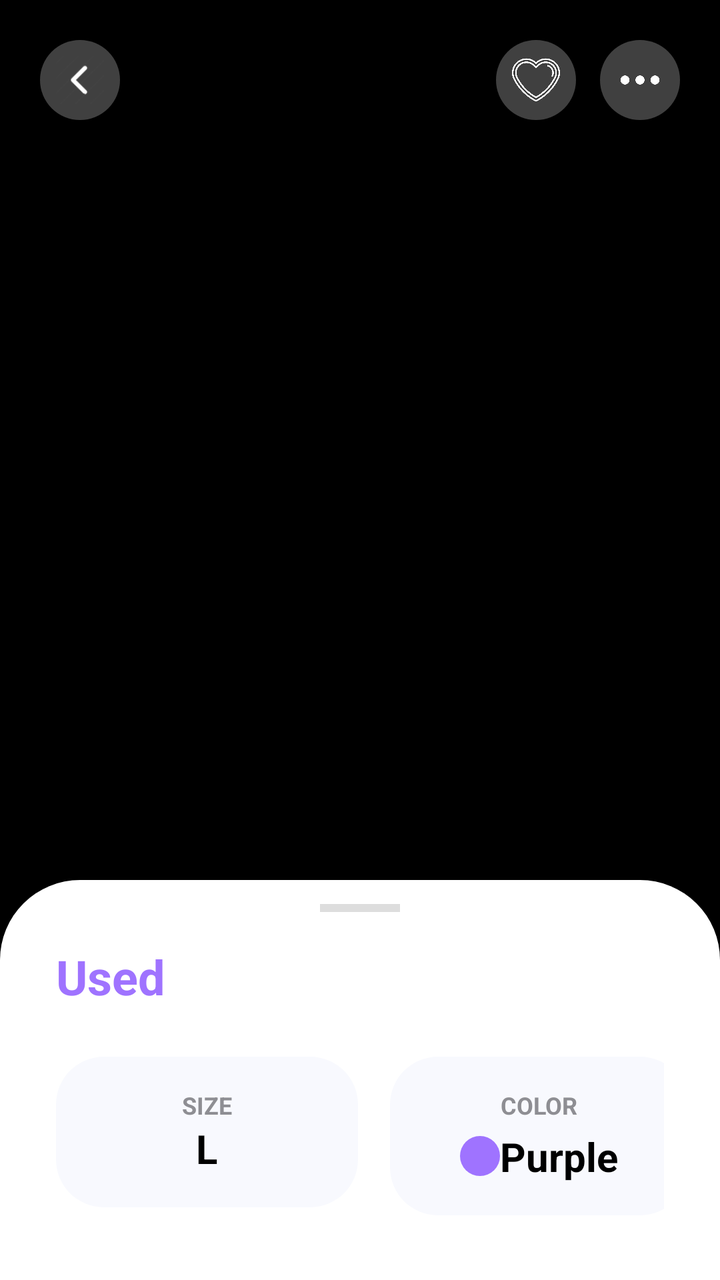
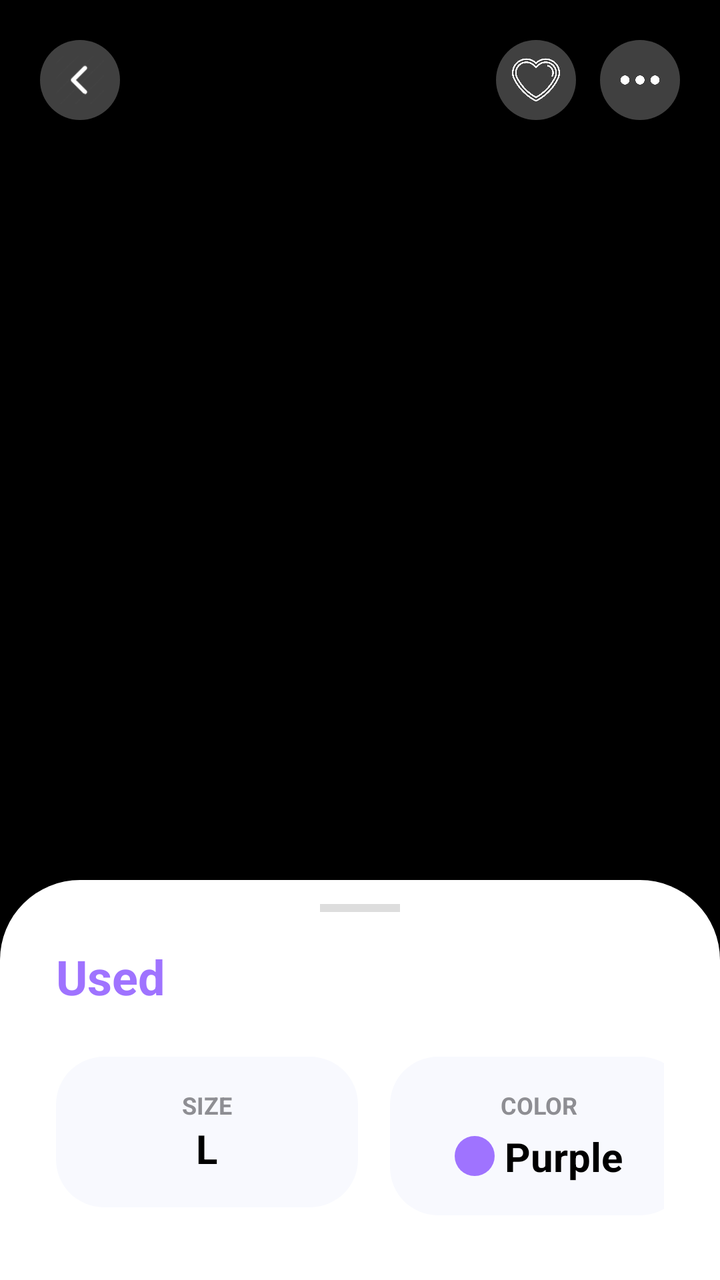

An Android layout rendered at two revisions. The XML below is the earlier revision; the diff shows what the commit changed to produce the second picture.
<!-- AndroidManifest.xml: application theme Theme.Project -->
<!-- res/layout/g3_closet_category_photo_viewer.xml -->
<?xml version="1.0" encoding="utf-8"?>
<androidx.coordinatorlayout.widget.CoordinatorLayout xmlns:android="http://schemas.android.com/apk/res/android"
    xmlns:app="http://schemas.android.com/apk/res-auto"
    xmlns:tools="http://schemas.android.com/tools"
    android:id="@+id/photoViewerRoot"
    android:layout_width="match_parent"
    android:layout_height="match_parent"
    android:background="@android:color/black"
    android:fitsSystemWindows="true">

    <androidx.constraintlayout.widget.ConstraintLayout
        android:id="@+id/photoContainer"
        android:layout_width="match_parent"
        android:layout_height="match_parent">

        
        <androidx.viewpager2.widget.ViewPager2
            android:id="@+id/viewPager"
            android:layout_width="match_parent"
            android:layout_height="match_parent" />

    </androidx.constraintlayout.widget.ConstraintLayout>

    
    <androidx.constraintlayout.widget.ConstraintLayout
        android:id="@+id/uiOverlay"
        android:layout_width="match_parent"
        android:layout_height="match_parent"
        android:elevation="4dp">

        <ImageButton
            android:id="@+id/btnBack"
            android:layout_width="40dp"
            android:layout_height="40dp"
            android:layout_marginStart="20dp"
            android:layout_marginTop="20dp"
            android:background="@drawable/bg_circle_white"
            android:backgroundTint="@color/overlay_button_bg"
            android:contentDescription="Back"
            android:padding="8dp"
            android:scaleType="centerInside"
            android:src="@drawable/arrowleft"
            app:layout_constraintStart_toStartOf="parent"
            app:layout_constraintTop_toTopOf="parent"
            app:tint="@android:color/white" />

        <ImageButton
            android:id="@+id/btnMore"
            android:layout_width="40dp"
            android:layout_height="40dp"
            android:layout_marginEnd="20dp"
            android:layout_marginTop="20dp"
            android:background="@drawable/bg_circle_white"
            android:backgroundTint="@color/overlay_button_bg"
            android:contentDescription="@string/more"
            android:padding="8dp"
            android:scaleType="centerInside"
            android:src="@drawable/dots"
            app:layout_constraintEnd_toEndOf="parent"
            app:layout_constraintTop_toTopOf="parent"
            app:tint="@android:color/white" />

        <ImageButton
            android:id="@+id/btnFavorite"
            android:layout_width="40dp"
            android:layout_height="40dp"
            android:layout_marginEnd="12dp"
            android:background="@drawable/bg_circle_white"
            android:backgroundTint="@color/overlay_button_bg"
            android:contentDescription="@string/favorite"
            android:padding="8dp"
            android:scaleType="centerInside"
            android:src="@drawable/heart"
            app:layout_constraintEnd_toStartOf="@+id/btnMore"
            app:layout_constraintTop_toTopOf="@+id/btnMore"
            app:tint="@android:color/white" />

    </androidx.constraintlayout.widget.ConstraintLayout>

    
    <androidx.core.widget.NestedScrollView
        android:id="@+id/detailsCard"
        android:layout_width="match_parent"
        android:layout_height="wrap_content"
        android:background="@drawable/bg_rounded_card_top"
        app:behavior_hideable="false"
        app:behavior_peekHeight="200dp"
        app:behavior_fitToContents="true"
        app:layout_behavior="com.google.android.material.bottomsheet.BottomSheetBehavior">

        <LinearLayout
            android:layout_width="match_parent"
            android:layout_height="wrap_content"
            android:orientation="vertical"
            android:paddingTop="12dp"
            android:paddingStart="28dp"
            android:paddingEnd="28dp"
            android:paddingBottom="28dp">

            
            <View
                android:layout_width="40dp"
                android:layout_height="4dp"
                android:layout_gravity="center_horizontal"
                android:layout_marginBottom="16dp"
                android:background="#DDDDDD" />

            
            <RelativeLayout
                android:layout_width="match_parent"
                android:layout_height="wrap_content"
                android:layout_marginBottom="24dp">

                <TextView
                    android:id="@+id/tvcategory"
                    android:layout_width="wrap_content"
                    android:layout_height="wrap_content"
                    android:layout_alignParentEnd="false"
                    android:layout_centerVertical="true"
                    android:text="@string/used"
                    android:textColor="@color/purple_primary"
                    android:textSize="24sp"
                    android:textStyle="bold" />
            </RelativeLayout>

            
            <LinearLayout
                android:layout_width="match_parent"
                android:layout_height="wrap_content"
                android:orientation="horizontal"
                android:layout_marginBottom="32dp">

                <LinearLayout
                    android:layout_width="163dp"
                    android:layout_height="wrap_content"
                    android:layout_marginEnd="16dp"
                    android:layout_weight="1"
                    android:background="@drawable/bg_attribute_box"
                    android:gravity="center"
                    android:orientation="vertical"
                    android:padding="16dp">

                    <TextView
                        android:layout_width="wrap_content"
                        android:layout_height="wrap_content"
                        android:text="@string/size"
                        android:textColor="@color/text_label"
                        android:textSize="12sp"
                        android:textStyle="bold" />

                    <TextView
                        android:id="@+id/tvSizeValue"
                        android:layout_width="wrap_content"
                        android:layout_height="wrap_content"
                        android:text="@string/size_l"
                        android:textColor="@color/black"
                        android:textSize="20sp"
                        android:textStyle="bold" />
                </LinearLayout>

                <LinearLayout
                    android:layout_width="161dp"
                    android:layout_height="wrap_content"
                    android:layout_weight="1"
                    android:background="@drawable/bg_attribute_box"
                    android:gravity="center"
                    android:orientation="vertical"
                    android:padding="16dp">

                    <TextView
                        android:layout_width="wrap_content"
                        android:layout_height="wrap_content"
                        android:text="@string/color"
                        android:textColor="@color/text_label"
                        android:textSize="12sp"
                        android:textStyle="bold" />

                    <LinearLayout
                        android:layout_width="wrap_content"
                        android:layout_height="wrap_content"
                        android:layout_marginTop="4dp"
                        android:gravity="center_vertical"
                        android:orientation="horizontal">

                        <View
                            android:id="@+id/viewColor"
                            android:layout_width="20dp"
                            android:layout_height="20dp"
                            android:background="@drawable/bg_circle_white"
                            android:backgroundTint="@color/purple_primary"
                            tools:layout_marginEnd="8dp" />

                        <TextView
                            android:id="@+id/tvColorValue"
                            android:layout_width="wrap_content"
                            android:layout_height="wrap_content"
                            android:text="@string/color_purple"
                            android:textColor="@color/black"
                            android:textSize="20sp"
                            android:textStyle="bold" />

                    </LinearLayout>
                </LinearLayout>

                
                <View
                    android:layout_width="0dp"
                    android:layout_height="0dp"
                    android:layout_weight="1" />
            </LinearLayout>

            
            <TextView
                android:layout_width="wrap_content"
                android:layout_height="wrap_content"
                android:text="@string/tags"
                android:textColor="@color/text_label"
                android:textSize="14sp"
                android:textStyle="bold"
                android:layout_marginBottom="16dp" />

            <com.google.android.material.chip.ChipGroup
                android:id="@+id/chipGroupTags"
                android:layout_width="match_parent"
                android:layout_height="wrap_content"
                android:layout_marginBottom="32dp"
                app:chipSpacingHorizontal="8dp"
                app:chipSpacingVertical="8dp">

                <TextView
                    android:layout_width="wrap_content"
                    android:layout_height="wrap_content"
                    android:background="@drawable/bg_tag"
                    android:paddingHorizontal="16dp"
                    android:paddingVertical="8dp"
                    android:text="@string/streetwear"
                    android:textColor="@color/black"
                    android:textStyle="bold" />

                <TextView
                    android:layout_width="wrap_content"
                    android:layout_height="wrap_content"
                    android:background="@drawable/bg_tag"
                    android:paddingHorizontal="16dp"
                    android:paddingVertical="8dp"
                    android:text="@string/minimalist"
                    android:textColor="@color/black"
                    android:textStyle="bold" />

                <TextView
                    android:layout_width="wrap_content"
                    android:layout_height="wrap_content"
                    android:background="@drawable/bg_tag"
                    android:paddingHorizontal="16dp"
                    android:paddingVertical="8dp"
                    android:text="@string/essential"
                    android:textColor="@color/black"
                    android:textStyle="bold" />

                <TextView
                    android:layout_width="wrap_content"
                    android:layout_height="wrap_content"
                    android:background="@drawable/bg_tag"
                    android:paddingHorizontal="16dp"
                    android:paddingVertical="8dp"
                    android:text="@string/winter"
                    android:textColor="@color/black"
                    android:textStyle="bold" />
            </com.google.android.material.chip.ChipGroup>

            
            <LinearLayout
                android:layout_width="345dp"
                android:layout_height="wrap_content"
                android:background="@drawable/bg_attribute_box"
                android:gravity="center_vertical"
                android:orientation="horizontal"
                android:padding="20dp">

                <ImageView
                    android:layout_width="24dp"
                    android:layout_height="24dp"
                    android:contentDescription="@string/calendar"
                    android:src="@drawable/calendar"
                    app:tint="@color/purple_primary" />

                <TextView
                    android:layout_width="wrap_content"
                    android:layout_height="wrap_content"
                    android:layout_marginStart="12dp"
                    android:text="@string/last_worn"
                    android:textColor="@color/text_label"
                    android:textSize="12sp"
                    android:textStyle="bold" />

            </LinearLayout>

        </LinearLayout>
    </androidx.core.widget.NestedScrollView>

</androidx.coordinatorlayout.widget.CoordinatorLayout>
<!-- resources referenced by this layout -->
<resources>
  <color name="black">#FF000000</color>
  <color name="overlay_button_bg">#40FFFFFF</color>
  <color name="purple_primary">#9F73FF</color>
  <color name="text_label">#8E8E93</color>
  <!-- drawable arrowleft: png bitmap (drawable, 2027 bytes) -->
  <!-- drawable bg_attribute_box (drawable) -->
  <?xml version="1.0" encoding="utf-8"?>
  <shape xmlns:android="http://schemas.android.com/apk/res/android">
      <solid android:color="@color/attribute_bg" />
      <corners android:radius="24dp" />
  </shape>
  <!-- drawable bg_circle_white (drawable) -->
  <?xml version="1.0" encoding="utf-8"?>
  <shape xmlns:android="http://schemas.android.com/apk/res/android"
      android:shape="oval">
      <solid android:color="#FFFFFF" />
  </shape>
  <!-- drawable bg_rounded_card_top (drawable) -->
  <?xml version="1.0" encoding="utf-8"?>
  <shape xmlns:android="http://schemas.android.com/apk/res/android">
      <solid android:color="@android:color/white" />
      <corners
          android:topLeftRadius="40dp"
          android:topRightRadius="40dp" />
  </shape>
  <!-- drawable bg_tag (drawable) -->
  <?xml version="1.0" encoding="utf-8"?>
  <shape xmlns:android="http://schemas.android.com/apk/res/android">
      <solid android:color="@color/tag_bg" />
      <corners android:radius="12dp" />
  </shape>
  <!-- drawable calendar: png bitmap (drawable, 1678 bytes) -->
  <!-- drawable dots: png bitmap (drawable, 3425 bytes) -->
  <!-- drawable heart: png bitmap (drawable, 22692 bytes) -->
  <string name="calendar">Calendar</string>
  <string name="color">COLOR</string>
  <string name="color_purple">Purple</string>
  <string name="essential">Essential</string>
  <string name="favorite">Favorite</string>
  <string name="last_worn">LAST WORN</string>
  <string name="minimalist">Minimalist</string>
  <string name="more">More</string>
  <string name="size">SIZE</string>
  <string name="size_l">L</string>
  <string name="streetwear">Streetwear</string>
  <string name="tags">TAGS</string>
  <string name="used">Used</string>
  <string name="winter">Winter</string>
  <style name="Theme.Project" parent="Base.Theme.Project" />
  <color name="attribute_bg">#F8F9FE</color>
  <color name="tag_bg">#F5F5F7</color>
  <style name="Base.Theme.Project" parent="Theme.Material3.DayNight.NoActionBar">
          
          
      </style>
</resources>

<!-- the commit's change to res/layout/g3_closet_category_photo_viewer.xml (unified diff, before → after) -->
@@ -187,13 +187,13 @@
                             android:layout_width="20dp"
                             android:layout_height="20dp"
                             android:background="@drawable/bg_circle_white"
-                            android:backgroundTint="@color/purple_primary"
-                            tools:layout_marginEnd="8dp" />
+                            android:backgroundTint="@color/purple_primary" />
 
                         <TextView
                             android:id="@+id/tvColorValue"
                             android:layout_width="wrap_content"
                             android:layout_height="wrap_content"
+                            android:layout_marginStart="5dp"
                             android:text="@string/color_purple"
                             android:textColor="@color/black"
                             android:textSize="20sp"
